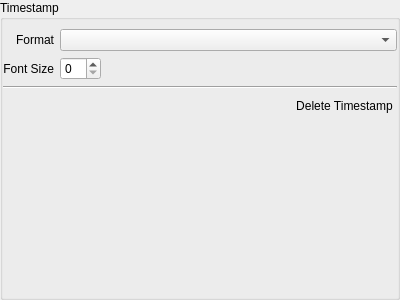
The window that client/nx_client_desktop/src/nx/client/desktop/export/widgets/timestamp_overlay_settings_widget.ui (networkoptix/nx_open) describes before a commit, drawn with Qt 5.
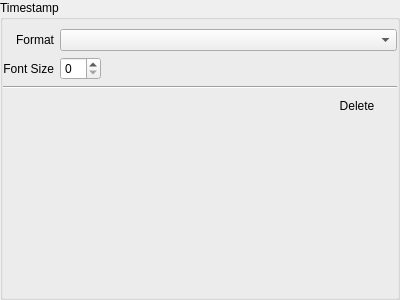
The same window after the commit.

What changed in the file:
```diff
--- a/client/nx_client_desktop/src/nx/client/desktop/export/widgets/timestamp_overlay_settings_widget.ui
+++ b/client/nx_client_desktop/src/nx/client/desktop/export/widgets/timestamp_overlay_settings_widget.ui
@@ -104,7 +104,7 @@
            <enum>Qt::NoFocus</enum>
           </property>
           <property name="text">
-           <string>Delete Timestamp</string>
+           <string>Delete</string>
           </property>
           <property name="flat">
            <bool>true</bool>
```
